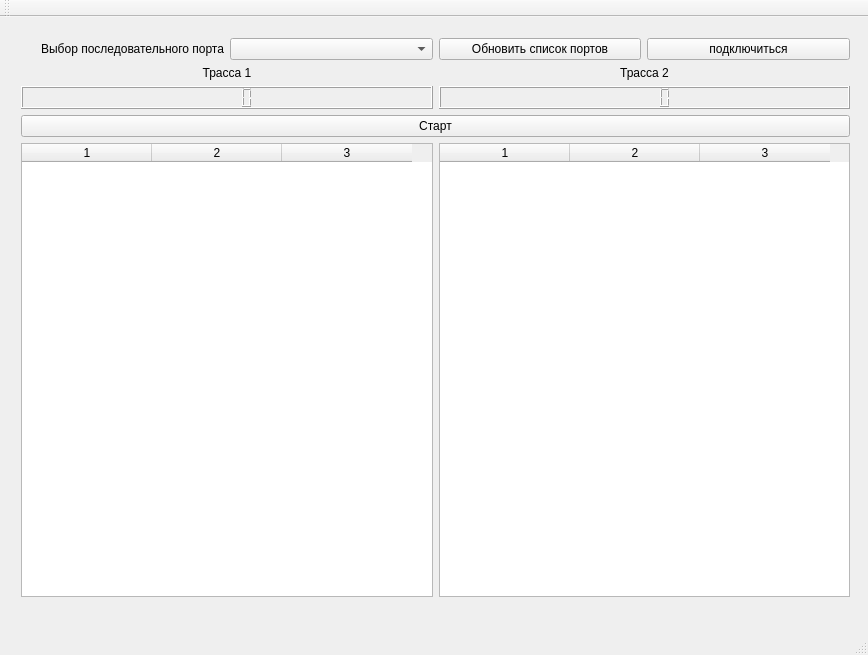
Above: mainwindow.ui from progserega/climb_championship before the change. Below: the same form after it.
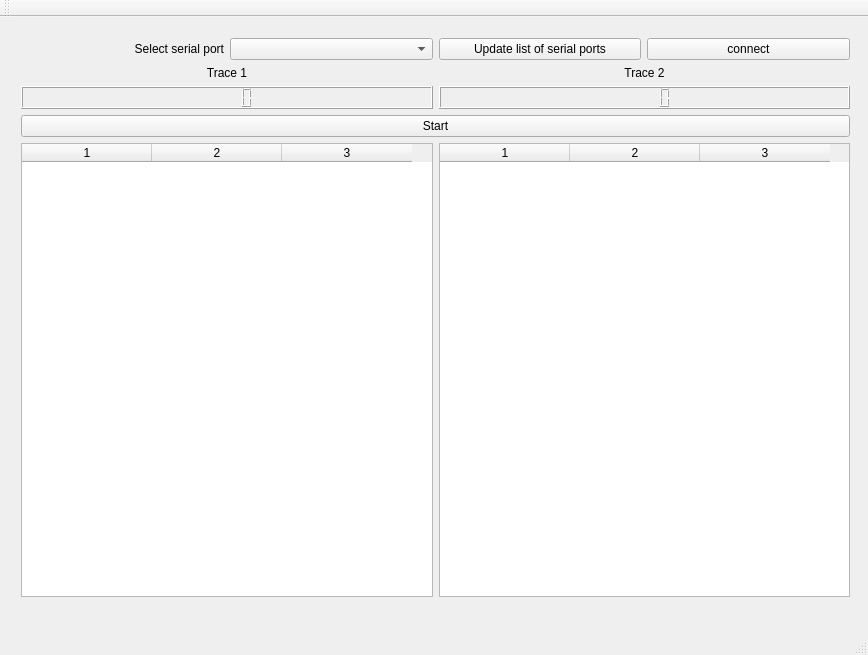
That is the form after the change.

Commit message: поддержка перевода интерфейса и сообщений, блокировка кнопки старта до сигнала 'старт'

```diff
--- a/mainwindow.ui
+++ b/mainwindow.ui
@@ -29,7 +29,7 @@
        <item>
         <widget class="QLabel" name="label">
          <property name="text">
-          <string>Выбор последовательного порта</string>
+          <string>Select serial port</string>
          </property>
          <property name="alignment">
           <set>Qt::AlignRight|Qt::AlignTrailing|Qt::AlignVCenter</set>
@@ -42,14 +42,14 @@
        <item>
         <widget class="QPushButton" name="pushButton_update_serialport_list">
          <property name="text">
-          <string>Обновить список портов</string>
+          <string>Update list of serial ports</string>
          </property>
         </widget>
        </item>
        <item>
         <widget class="QPushButton" name="pushButton_connect_to_serialport">
          <property name="text">
-          <string>подключиться</string>
+          <string>connect</string>
          </property>
         </widget>
        </item>
@@ -62,7 +62,7 @@
          <item>
           <widget class="QLabel" name="label_trace0">
            <property name="text">
-            <string>Трасса 1</string>
+            <string>Trace 1</string>
            </property>
            <property name="alignment">
             <set>Qt::AlignCenter</set>
@@ -79,7 +79,7 @@
          <item>
           <widget class="QLabel" name="label_trace1">
            <property name="text">
-            <string>Трасса 2</string>
+            <string>Trace 2</string>
            </property>
            <property name="alignment">
             <set>Qt::AlignCenter</set>
@@ -98,7 +98,7 @@
        <item>
         <widget class="QPushButton" name="start_button">
          <property name="text">
-          <string>Старт</string>
+          <string>Start</string>
          </property>
         </widget>
        </item>
```
The commit also changes 4 other files.
